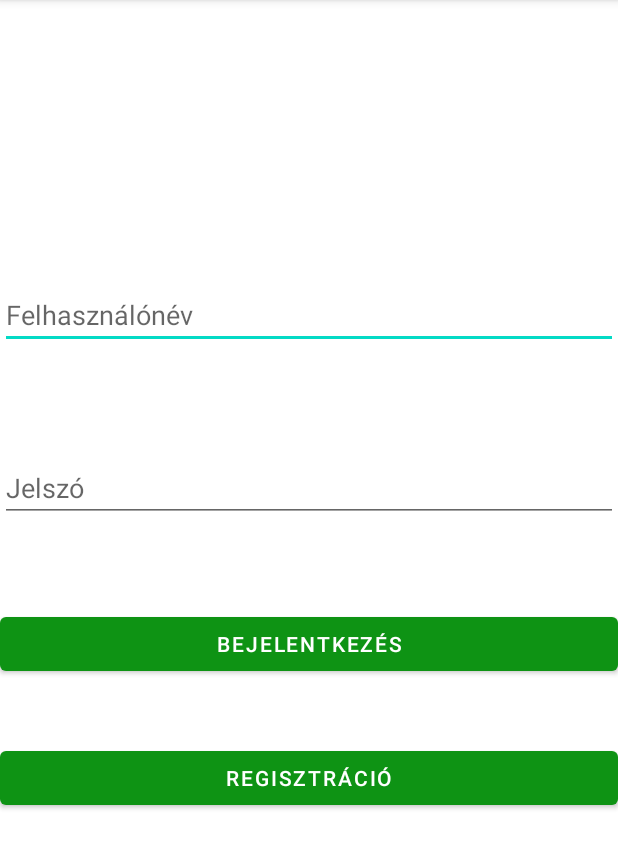
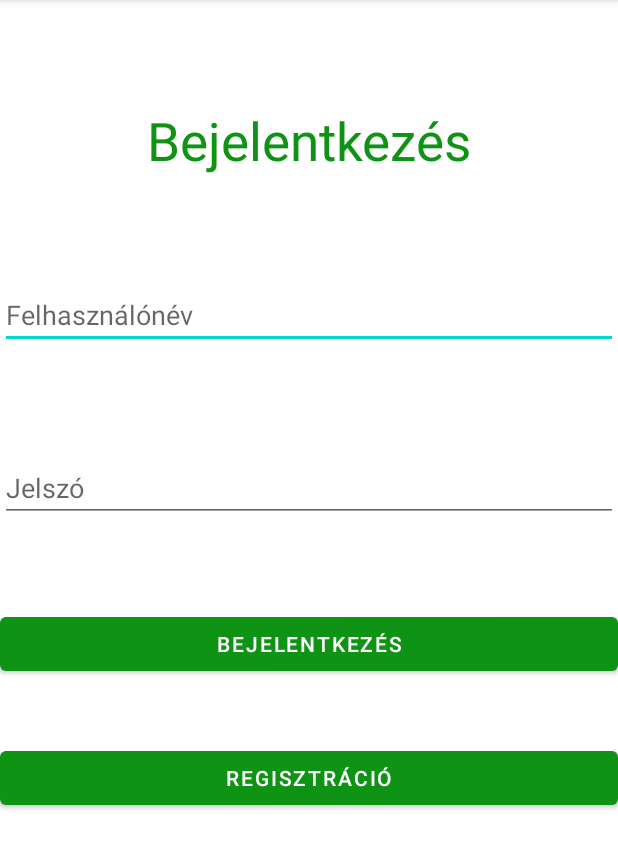
Before and after one commit to hbarnab4s/mobiljegy, an Android app: the screen it shows after launch (MainActivity), on a phone screen of 412 x 824 dp, the part 84-951 px from its top. Run offline under Robolectric (Android 15) with nearby library versions, the phone set to English and light mode, and no system bars.

Commit message:
Mobiljegy App

```diff
--- a/app/src/main/res/layout/activity_main.xml
+++ b/app/src/main/res/layout/activity_main.xml
@@ -5,6 +5,24 @@
     android:layout_width="match_parent"
     android:layout_height="match_parent"
     tools:context=".MainActivity">
+
+
+    <TextView
+        android:id="@+id/textView"
+        android:layout_width="297dp"
+        android:layout_height="80dp"
+        android:text="@string/login"
+        android:textAlignment="center"
+        android:textColor="#0E9314"
+        android:textColorHighlight="#0E9314"
+        android:textColorHint="#0E9314"
+        android:textColorLink="#0E9314"
+        android:textSize="35sp"
+        app:layout_constraintBottom_toTopOf="@+id/editText_UserName"
+        app:layout_constraintEnd_toEndOf="parent"
+        app:layout_constraintStart_toStartOf="parent"
+        app:layout_constraintTop_toTopOf="parent"
+        app:layout_constraintVertical_bias="0.653" />
 
     <EditText
         android:id="@+id/editText_UserName"
@@ -58,4 +76,5 @@
         app:layout_constraintStart_toStartOf="parent"
         app:layout_constraintTop_toBottomOf="@+id/loginButton"
         app:layout_constraintVertical_bias="0.154" />
+
 </androidx.constraintlayout.widget.ConstraintLayout>
--- a/app/src/main/res/values/colors.xml
+++ b/app/src/main/res/values/colors.xml
@@ -1,8 +1,8 @@
 <?xml version="1.0" encoding="utf-8"?>
 <resources>
-    <color name="purple_200">#FFBB86FC</color>
-    <color name="purple_500">#FF6200EE</color>
-    <color name="purple_700">#FF3700B3</color>
+    <color name="purple_200">#0E9314</color>
+    <color name="purple_500">#0E9314</color>
+    <color name="purple_700">#0E9314</color>
     <color name="teal_200">#FF03DAC5</color>
     <color name="teal_700">#FF018786</color>
     <color name="black">#FF000000</color>
```
